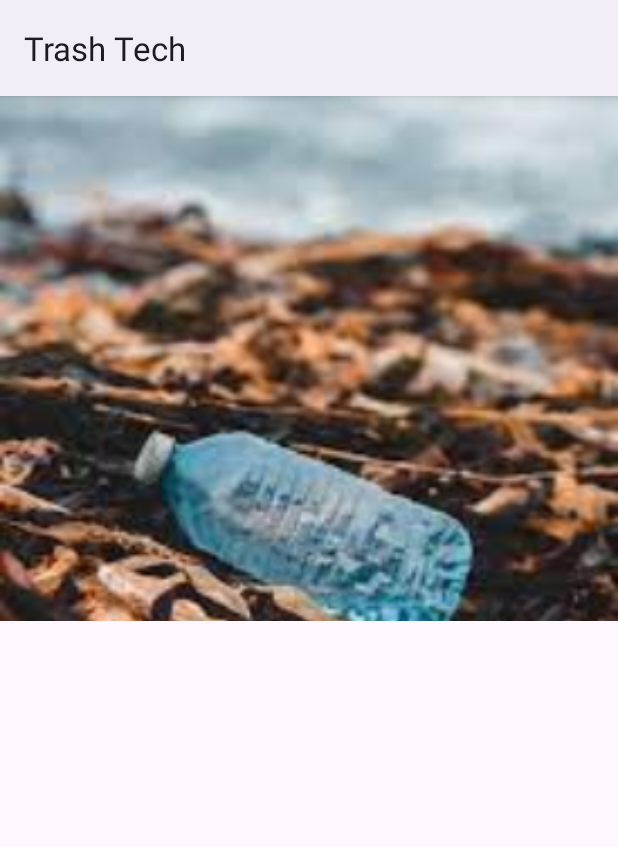
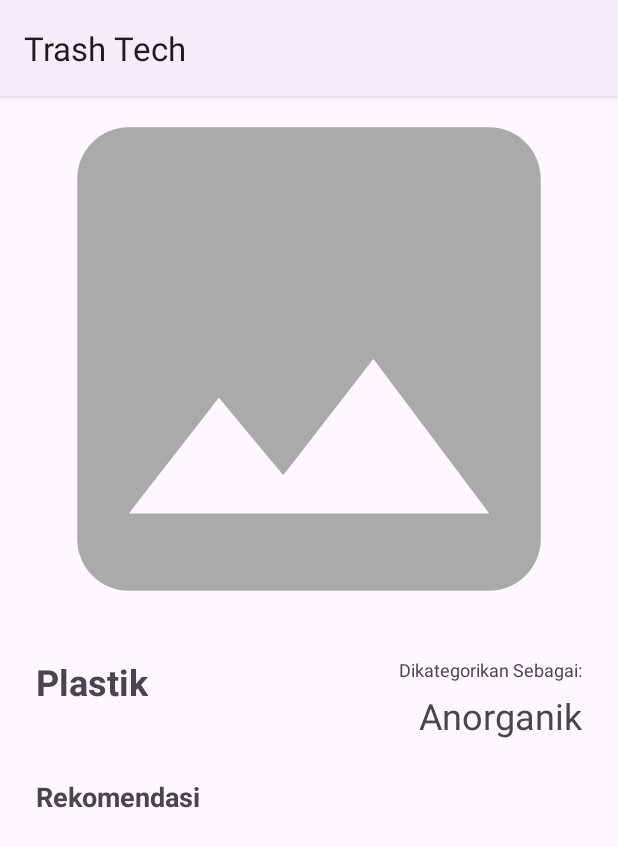
Before and after one commit to syamsudinhilmi/trashtech-project, an Android app: the ResultActivity screen opened directly, with no data from a screen before it, on a phone screen of 412 x 824 dp. Shown: the top 847 px of the screen. Run offline under Robolectric (Android 15) with nearby library versions, the phone set to English and light mode, and no system bars.

Commit message:
Galeri dan Kamera

```diff
--- /dev/null
+++ b/app/src/main/res/drawable/ic_capture.xml
@@ -0,0 +1,6 @@
+<vector android:height="200dp" android:viewportHeight="100"
+	android:viewportWidth="100" android:width="200dp" xmlns:android="http://schemas.android.com/apk/res/android">
+	<path android:fillColor="@android:color/holo_purple" android:pathData="M50,49.6m-50,0a50,50 0,1 1,100 0a50,50 0,1 1,-100 0"/>
+	<path android:fillColor="#EFEFEF" android:pathData="M76.9,38h-8l-3.1,-5c-1.3,-2 -3.5,-3.2 -5.8,-3.2H40.1c-2.4,0 -4.6,1.2 -5.8,3.2l-3.1,5h-8c-1.4,0 -2.6,1.2 -2.6,2.6v26.3c0,1.4 1.2,2.6 2.6,2.6h53.8c1.4,0 2.6,-1.2 2.6,-2.6V40.6C79.5,39.2 78.3,38 76.9,38zM50,64.9c-6.5,0 -11.7,-5.3 -11.7,-11.7S43.5,41.4 50,41.4c6.5,0 11.7,5.3 11.7,11.7S56.5,64.9 50,64.9z"/>
+	<path android:fillColor="#EFEFEF" android:pathData="M50,53.2m-8.9,0a8.9,8.9 0,1 1,17.8 0a8.9,8.9 0,1 1,-17.8 0"/>
+</vector>
--- /dev/null
+++ b/app/src/main/res/drawable/ic_holder.xml
@@ -0,0 +1,5 @@
+<vector android:height="24dp" android:tint="@android:color/darker_gray"
+	android:viewportHeight="24" android:viewportWidth="24"
+	android:width="24dp" xmlns:android="http://schemas.android.com/apk/res/android">
+	<path android:fillColor="@android:color/darker_gray" android:pathData="M21,19V5c0,-1.1 -0.9,-2 -2,-2H5c-1.1,0 -2,0.9 -2,2v14c0,1.1 0.9,2 2,2h14c1.1,0 2,-0.9 2,-2zM8.5,13.5l2.5,3.01L14.5,12l4.5,6H5l3.5,-4.5z"/>
+</vector>
--- a/app/src/main/res/layout/activity_main.xml
+++ b/app/src/main/res/layout/activity_main.xml
@@ -14,7 +14,7 @@
         android:layout_marginTop="50dp"
         android:contentDescription="@string/img_desc"
         android:scaleType="centerCrop"
-        android:src="@drawable/default_image"
+        android:src="@drawable/ic_holder"
         app:layout_constraintEnd_toEndOf="parent"
         app:layout_constraintStart_toStartOf="parent"
         app:layout_constraintTop_toTopOf="parent" />
@@ -49,6 +49,7 @@
 
 
     <Button
+        android:id="@+id/btn_klasifikasi"
         android:layout_width="match_parent"
         android:layout_height="wrap_content"
         android:layout_marginHorizontal="30dp"
--- a/app/src/main/res/layout/activity_result.xml
+++ b/app/src/main/res/layout/activity_result.xml
@@ -11,7 +11,7 @@
 		android:layout_width="match_parent"
 		android:layout_height="350dp"
 		android:scaleType="centerCrop"
-		android:src="@drawable/default_image"
+		android:src="@drawable/ic_holder"
 		app:layout_constraintEnd_toEndOf="parent"
 		app:layout_constraintStart_toStartOf="parent"
 		android:contentDescription="@string/img_desc"
@@ -27,7 +27,7 @@
 		android:textStyle="bold"
 		app:layout_constraintStart_toStartOf="parent"
 		app:layout_constraintTop_toBottomOf="@id/img_prev"
-		tools:text="Plastik" />
+		android:text="Plastik" />
 
 	<TextView
 		android:id="@+id/tv_rec"
@@ -39,7 +39,7 @@
 		android:textStyle="bold"
 		app:layout_constraintStart_toStartOf="parent"
 		app:layout_constraintTop_toBottomOf="@+id/tv_result"
-		tools:text="Rekomendasi" />
+		android:text="Rekomendasi" />
 
 	<TextView
 		android:id="@+id/textView"
@@ -50,7 +50,7 @@
 		android:textSize="12sp"
 		app:layout_constraintEnd_toEndOf="parent"
 		app:layout_constraintTop_toBottomOf="@id/img_prev"
-		tools:text="Dikategorikan Sebagai:" />
+		android:text="Dikategorikan Sebagai:" />
 
 	<TextView
 		android:id="@+id/tv_category"
@@ -61,7 +61,7 @@
 		android:textSize="24sp"
 		app:layout_constraintEnd_toEndOf="parent"
 		app:layout_constraintTop_toBottomOf="@id/textView"
-		tools:text="Anorganik" />
+		android:text="Anorganik" />
 
 	<androidx.recyclerview.widget.RecyclerView
 		android:id="@+id/rv_rec"
@@ -73,5 +73,4 @@
 		tools:listitem="@layout/item_rec"
 		app:layout_constraintTop_toBottomOf="@id/tv_rec"/>
 
-
 </androidx.constraintlayout.widget.ConstraintLayout>
--- a/app/src/main/res/layout/item_rec.xml
+++ b/app/src/main/res/layout/item_rec.xml
@@ -12,6 +12,6 @@
 		android:maxLines="1"
 		android:padding="8dp"
 		android:textSize="16sp"
-		tools:text="Rekomendasi penyelesaian" />
+		android:text="Rekomendasi penyelesaian" />
 
 </androidx.cardview.widget.CardView>
--- /dev/null
+++ b/app/src/main/res/xml/file_paths.xml
@@ -0,0 +1,4 @@
+<?xml version="1.0" encoding="utf-8"?>
+<paths>
+	<external-files-path name="my_images" path="Pictures" />
+</paths>
```
Also changed, not shown: app/src/main/AndroidManifest.xml (+30 -0 lines), app/src/main/java/com/playdeadrespawn/trashtech/Utils.kt (added, +44 -0 lines), app/src/main/java/com/playdeadrespawn/trashtech/ui/activity/MainActivity.kt (+47 -3 lines), app/src/main/res/drawable/ic_switch_camera.xml (added, +7 -0 lines).
